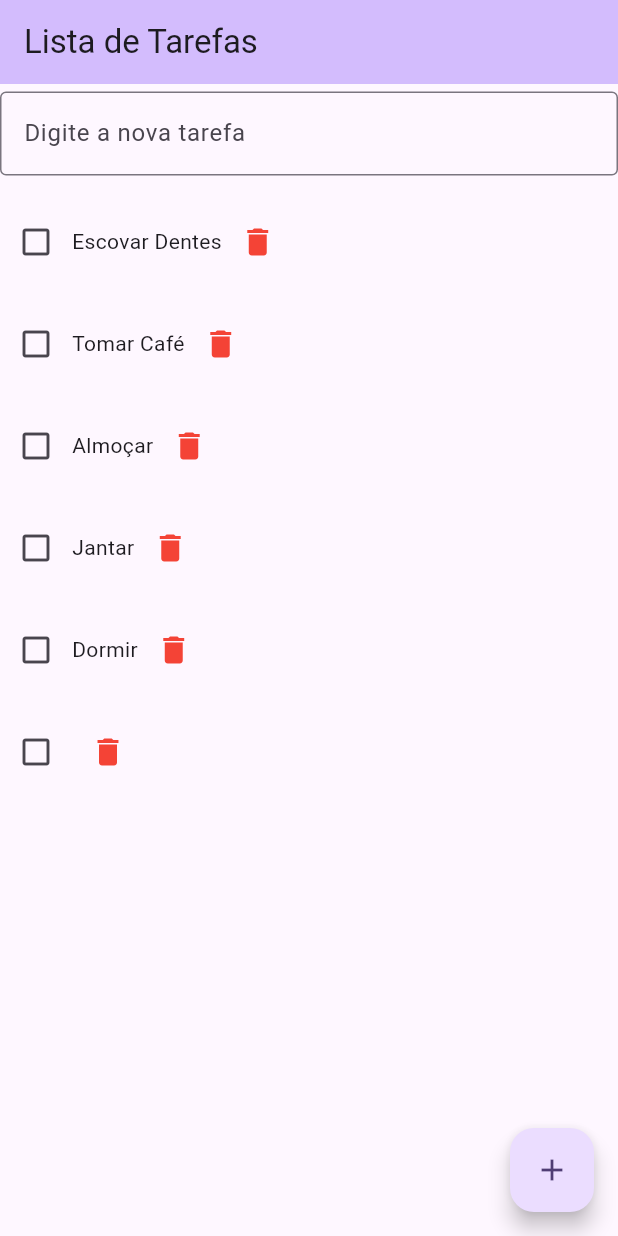
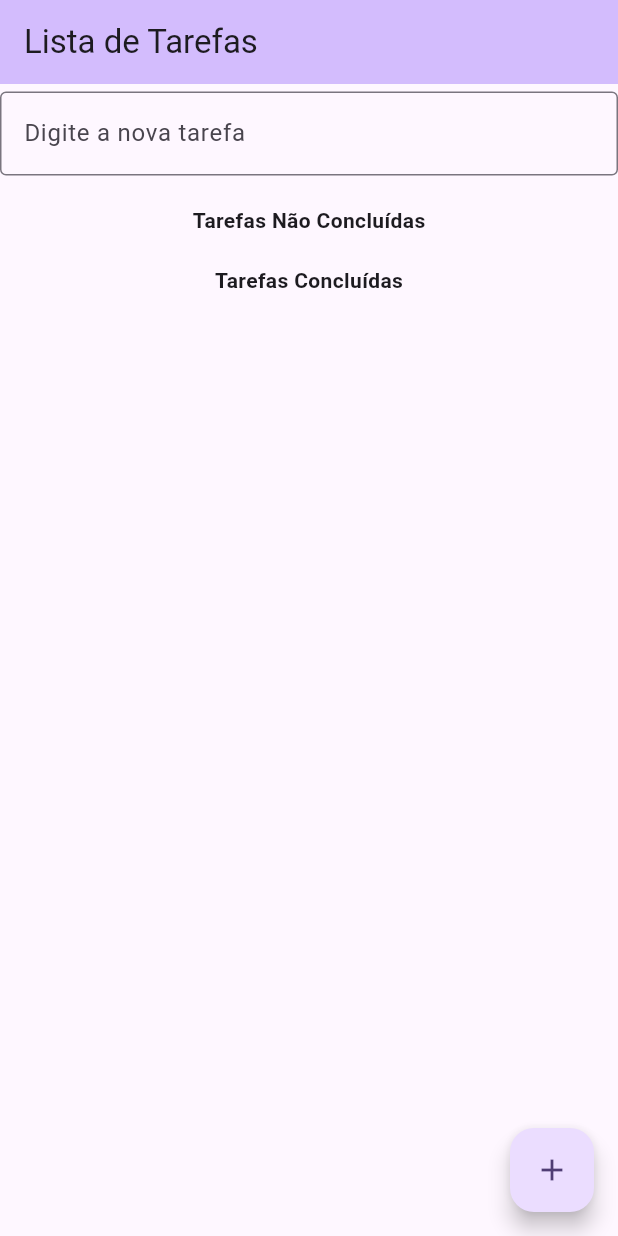
Before and after one commit to MagnoCW/lista_tarefas, a Flutter app: the screen it shows after launch, after a tap on the "add" icon, on a phone screen of 412 x 824 dp. Run offline on Flutter 3.47's test engine with Material 3 defaults, Android fonts, the light colour scheme and no system bars.

Commit message:
separando as duas listas

```diff
--- a/lib/main.dart
+++ b/lib/main.dart
@@ -31,54 +31,57 @@
 }
 
 class _MyHomePageState extends State<MyHomePage> {
-
-  List<String> lista = ['Escovar Dentes', 'Tomar Café', 'Almoçar', 'Jantar', 'Dormir'];
+  List<String> tarefas_nao_concluidas = [];
+  List<String> tarefas_concluidas = [];
 
   TextEditingController _editingController = TextEditingController();
 
-  late List<bool> checkedItems;
-
-  @override
-  void initState() {
-    super.initState();
-    checkedItems = List.generate(lista.length, (_) => false);
-  }
-
-  void _toggleCheck(int i) {
+  void _completed(int i) {
     setState(() {
-      checkedItems[i] = !checkedItems[i];
+      tarefas_concluidas.add(tarefas_nao_concluidas[i]);
+      tarefas_nao_concluidas.removeAt(i);
     });
   }
 
-  void _deleteTarefa (int i) {
+  void _notCompleted(int i) {
     setState(() {
-      lista.removeAt(i);
-      checkedItems.removeAt(i);
+      tarefas_nao_concluidas.add(tarefas_concluidas[i]);
+      tarefas_concluidas.removeAt(i);
     });
   }
 
-  void _addTarefa () {
+  void _deleteTarefaNaoConcluida(int i) {
     setState(() {
-      lista.add(_editingController.text);
-      checkedItems.add(false);
-      _editingController.clear();
+      tarefas_nao_concluidas.removeAt(i);
+    });
+  }
+
+  void _deleteTarefaConcluida(int i) {
+    setState(() {
+      tarefas_concluidas.removeAt(i);
+    });
+  }
+
+  void _addTarefa() {
+    setState(() {
+      if (_editingController.text.isNotEmpty) {
+        tarefas_nao_concluidas.add(_editingController.text);
+        _editingController.clear();
+      }
     });
   }
 
   @override
   Widget build(BuildContext context) {
-
     return Scaffold(
       appBar: AppBar(
-
         backgroundColor: Theme.of(context).colorScheme.inversePrimary,
-
         title: Text(widget.title),
       ),
       body: Column(
         mainAxisAlignment: MainAxisAlignment.start,
         children: <Widget>[
-          SizedBox(height: 5,),
+          SizedBox(height: 5),
           TextField(
             controller: _editingController,
             decoration: InputDecoration(
@@ -86,38 +89,57 @@
               labelText: 'Digite a nova tarefa',
             ),
           ),
-          for (int i = 0; i < lista.length; i++) ...[
-            SizedBox(
-              height: 20,
-            ),
+          SizedBox(height: 20),
+          Text('Tarefas Não Concluídas', style: TextStyle(fontWeight: FontWeight.bold)),
+          for (int i = 0; i < tarefas_nao_concluidas.length; i++) ...[
+            SizedBox(height: 10),
             Row(
               children: [
                 IconButton(
-                  icon: Icon( checkedItems[i] ? Icons.check_box : Icons.check_box_outline_blank),
+                  icon: Icon(Icons.check_box_outline_blank),
                   onPressed: () {
-                    _toggleCheck(i);
+                    _completed(i);
                   },
                 ),
-                Text(
-                  lista[i]
-                ),
+                Expanded(child: Text(tarefas_nao_concluidas[i])),
                 IconButton(
                   onPressed: () {
-                    _deleteTarefa(i);
+                    _deleteTarefaNaoConcluida(i);
                   },
                   icon: Icon(Icons.delete),
                   color: Colors.red,
-                )
+                ),
+              ],
+            ),
+          ],
+          SizedBox(height: 20),
+          Text('Tarefas Concluídas', style: TextStyle(fontWeight: FontWeight.bold)),
+          for (int i = 0; i < tarefas_concluidas.length; i++) ...[
+            SizedBox(height: 10),
+            Row(
+              children: [
+                IconButton(
+                  icon: Icon(Icons.check_box),
+                  onPressed: () {
+                    _notCompleted(i);
+                  },
+                ),
+                Expanded(child: Text(tarefas_concluidas[i])),
+                IconButton(
+                  onPressed: () {
+                    _deleteTarefaConcluida(i);
+                  },
+                  icon: Icon(Icons.delete),
+                  color: Colors.red,
+                ),
               ],
             ),
           ],
         ],
       ),
       floatingActionButton: FloatingActionButton(
-        onPressed: () {
-          _addTarefa();
-        },
-        tooltip: 'Increment',
+        onPressed: _addTarefa,
+        tooltip: 'Adicionar Tarefa',
         child: const Icon(Icons.add),
       ),
     );
```
